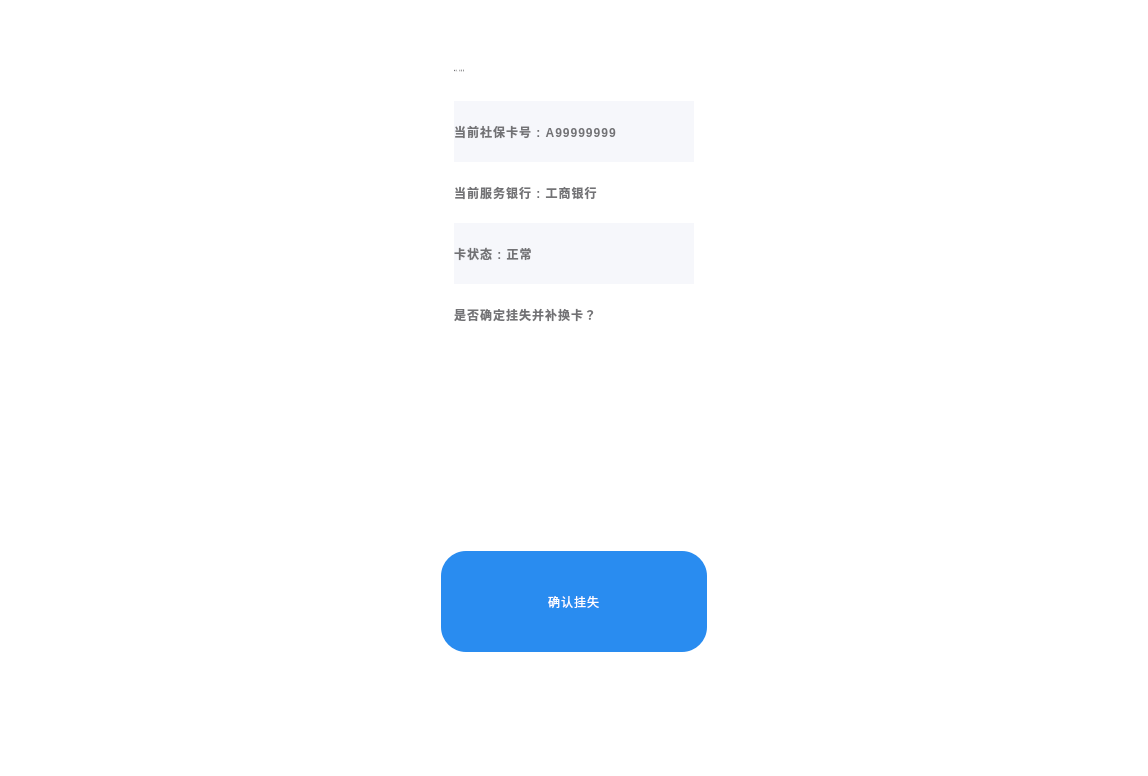
This is SSCard_System/uc_ensureinformation.ui in leithergit/SSCard_System as Qt 5 draws it before an edit. The edited form follows.
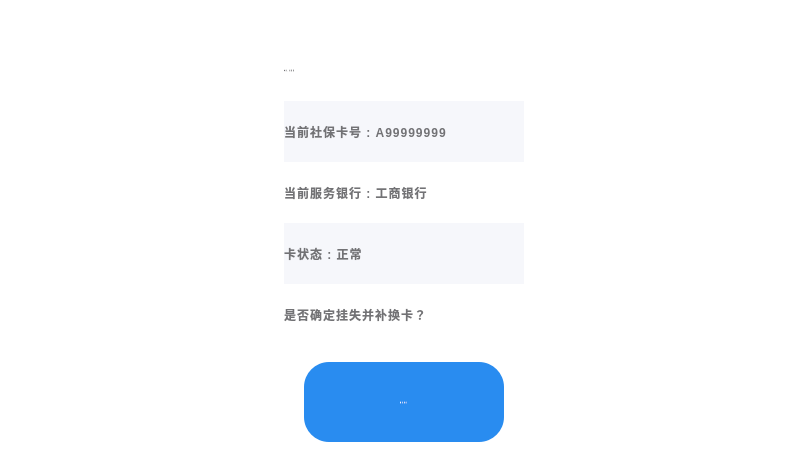
This is the edited form.

The edit to the form file:
```diff
--- a/SSCard_System/uc_ensureinformation.ui
+++ b/SSCard_System/uc_ensureinformation.ui
@@ -6,10 +6,22 @@
    <rect>
     <x>0</x>
     <y>0</y>
-    <width>1148</width>
-    <height>776</height>
+    <width>807</width>
+    <height>452</height>
    </rect>
   </property>
+  <property name="minimumSize">
+   <size>
+    <width>807</width>
+    <height>452</height>
+   </size>
+  </property>
+  <property name="maximumSize">
+   <size>
+    <width>807</width>
+    <height>452</height>
+   </size>
+  </property>
   <property name="windowTitle">
    <string>Form</string>
   </property>
@@ -273,10 +285,19 @@
       <widget class="QPushButton" name="pushButton_OK">
        <property name="minimumSize">
         <size>
-         <width>266</width>
-         <height>101</height>
+         <width>200</width>
+         <height>80</height>
         </size>
        </property>
+       <property name="font">
+        <font>
+         <family>思源黑体 CN Medium</family>
+         <pointsize>-1</pointsize>
+         <weight>50</weight>
+         <italic>false</italic>
+         <bold>false</bold>
+        </font>
+       </property>
        <property name="styleSheet">
         <string notr="true">QPushButton{background-color: #298cf0;
 border-radius: 25px;
```
Left out of the diff: 2 changed lines with no effect on the pictures.
